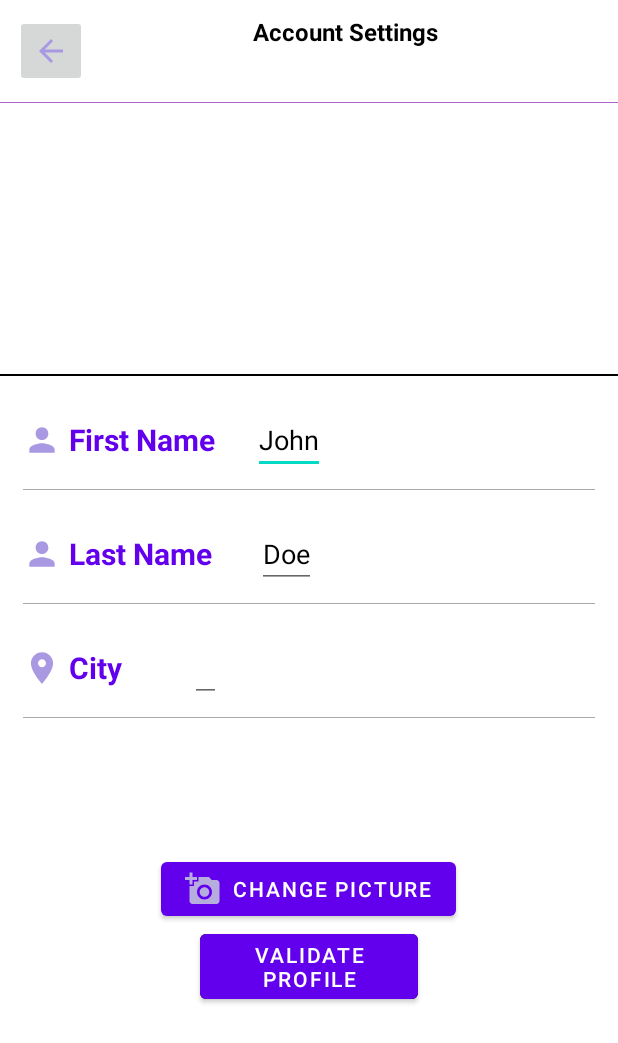
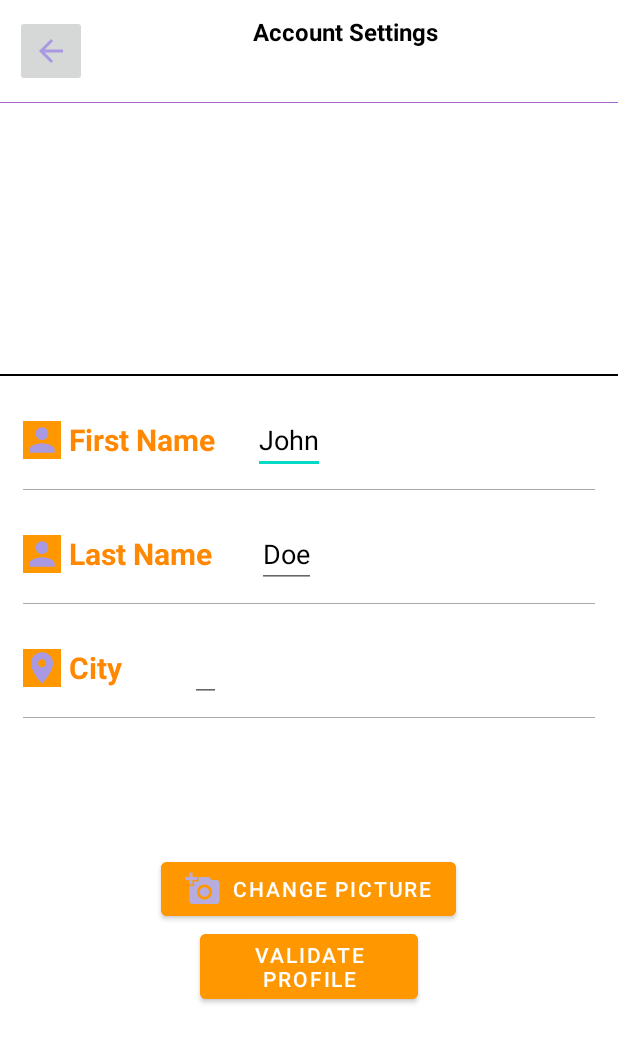
Before and after one commit to LorenzoBurgio/Sportic, an Android app: the EditProfile screen opened directly, with no data from a screen before it, on a phone screen of 412 x 824 dp. Shown: the top 1043 px of the screen. Run offline under Robolectric (Android 15) with nearby library versions, the phone set to English and light mode, and no system bars; our stand-ins replace Firebase (no records; nobody signed in at launch, a user with empty details on screens opened directly); pictures from the network do not load.

Commit message:
add color to button

```diff
--- a/Sportic/app/src/main/res/layout/activity_create.xml
+++ b/Sportic/app/src/main/res/layout/activity_create.xml
@@ -25,6 +25,7 @@
         android:layout_width="180dp"
         android:layout_height="48dp"
         android:layout_marginBottom="48dp"
+        android:backgroundTint="#FF9800"
         android:text="Create"
         app:layout_constraintBottom_toBottomOf="parent"
         app:layout_constraintEnd_toEndOf="parent"
--- a/Sportic/app/src/main/res/layout/activity_edit_profile.xml
+++ b/Sportic/app/src/main/res/layout/activity_edit_profile.xml
@@ -4,13 +4,14 @@
     xmlns:tools="http://schemas.android.com/tools"
     android:layout_width="match_parent"
     android:layout_height="match_parent"
+    android:backgroundTint="#FF9800"
     android:orientation="vertical"
     tools:context=".MainActivity">
 
     <include
         layout="@layout/toolbar"
-        android:layout_height="wrap_content"
-        android:layout_width="match_parent" />
+        android:layout_width="match_parent"
+        android:layout_height="wrap_content" />
 
     <LinearLayout
         android:layout_width="match_parent"
@@ -31,7 +32,7 @@
             android:layout_height="wrap_content"
             android:layout_marginTop="8dp"
             android:text="John Doe"
-            android:textColor="@color/purple_200"
+            android:textColor="@android:color/holo_orange_dark"
             android:textSize="20dp"
             android:textStyle="bold" />
 
@@ -56,14 +57,16 @@
         <ImageView
             android:layout_width="25dp"
             android:layout_height="25dp"
+            android:background="#FF9800"
             android:src="@drawable/ic_person" />
 
         <TextView
             android:layout_width="wrap_content"
             android:layout_height="wrap_content"
             android:layout_marginLeft="5dp"
+            android:backgroundTint="#FF9800"
             android:text="First Name"
-            android:textColor="@color/purple_500"
+            android:textColor="@android:color/holo_orange_dark"
             android:textSize="20dp"
             android:textStyle="bold" />
 
@@ -101,14 +104,16 @@
         <ImageView
             android:layout_width="25dp"
             android:layout_height="25dp"
+            android:background="#FF9800"
             android:src="@drawable/ic_person" />
 
         <TextView
             android:layout_width="wrap_content"
             android:layout_height="wrap_content"
             android:layout_marginLeft="5dp"
+            android:backgroundTint="#FF9800"
             android:text="Last Name"
-            android:textColor="@color/purple_500"
+            android:textColor="@android:color/holo_orange_dark"
             android:textSize="20dp"
             android:textStyle="bold" />
 
@@ -146,14 +151,16 @@
         <ImageView
             android:layout_width="25dp"
             android:layout_height="25dp"
+            android:background="#FF9800"
             android:src="@drawable/ic_location" />
 
         <TextView
             android:layout_width="wrap_content"
             android:layout_height="wrap_content"
             android:layout_marginLeft="5dp"
+            android:backgroundTint="#FF9800"
             android:text="City"
-            android:textColor="@color/purple_500"
+            android:textColor="@android:color/holo_orange_dark"
             android:textSize="20dp"
             android:textStyle="bold" />
 
@@ -179,30 +186,32 @@
         android:background="@android:color/darker_gray" />
 
     <LinearLayout
+        android:id="@+id/linearLayout"
         android:layout_width="match_parent"
         android:layout_height="wrap_content"
         android:layout_marginTop="90dp"
         android:gravity="center"
-        android:orientation="vertical"
-        android:id="@+id/linearLayout">
+        android:orientation="vertical">
 
 
         <Button
             android:id="@+id/open_camera"
             android:layout_width="wrap_content"
             android:layout_height="wrap_content"
+            android:backgroundTint="#FF9800"
             android:drawableLeft="@drawable/ic_photo_24"
             android:text="Change Picture"
             app:strokeColor="#FFB995E3"
             tools:layout_conversion_absoluteHeight="48dp"
-            tools:layout_editor_absoluteY="510dp"
+            tools:layout_conversion_absoluteWidth="215dp"
             tools:layout_editor_absoluteX="98dp"
-            tools:layout_conversion_absoluteWidth="215dp" />
+            tools:layout_editor_absoluteY="510dp" />
 
         <Button
             android:id="@+id/validateProfile"
             android:layout_width="145dp"
             android:layout_height="wrap_content"
+            android:backgroundTint="#FF9800"
             android:backgroundTintMode="screen"
             android:baselineAligned="false"
             android:text="Validate Profile"
--- a/Sportic/app/src/main/res/layout/activity_event.xml
+++ b/Sportic/app/src/main/res/layout/activity_event.xml
@@ -9,12 +9,16 @@
     <com.google.android.material.tabs.TabLayout
         android:id="@+id/EventTab"
         android:layout_width="match_parent"
-        android:layout_height="wrap_content">
+        android:layout_height="wrap_content"
+        app:tabIndicatorColor="#FF9800"
+        app:tabTextColor="#FF9800">
 
         <com.google.android.material.tabs.TabItem
             android:id="@+id/MyEvent"
             android:layout_width="wrap_content"
             android:layout_height="wrap_content"
+            android:background="#FF9800"
+            android:backgroundTint="#FF9800"
             android:text="My Event" />
 
         <com.google.android.material.tabs.TabItem
--- a/Sportic/app/src/main/res/layout/activity_event_page.xml
+++ b/Sportic/app/src/main/res/layout/activity_event_page.xml
@@ -109,6 +109,7 @@
         android:id="@+id/EventJoin"
         android:layout_width="127dp"
         android:layout_height="48dp"
+        android:backgroundTint="#FF9800"
         android:text="Join Event"
         app:layout_constraintBottom_toBottomOf="parent"
         app:layout_constraintEnd_toEndOf="parent"
@@ -122,6 +123,7 @@
         android:id="@+id/EventChat"
         android:layout_width="wrap_content"
         android:layout_height="wrap_content"
+        android:backgroundTint="#FF9800"
         android:text="Chat"
         app:layout_constraintBottom_toBottomOf="parent"
         app:layout_constraintEnd_toEndOf="parent"
--- a/Sportic/app/src/main/res/layout/activity_friend_chat.xml
+++ b/Sportic/app/src/main/res/layout/activity_friend_chat.xml
@@ -56,8 +56,10 @@
 
             <Button
                 android:id="@+id/friend_send_message_button"
-                android:layout_width="50dp"
+                android:layout_width="109dp"
                 android:layout_height="wrap_content"
+                android:backgroundTint="#FF9800"
+                android:text="send"
                 tools:ignore="SpeakableTextPresentCheck" />
 
         </LinearLayout>
--- a/Sportic/app/src/main/res/layout/activity_friends.xml
+++ b/Sportic/app/src/main/res/layout/activity_friends.xml
@@ -9,7 +9,9 @@
     <com.google.android.material.tabs.TabLayout
         android:id="@+id/FriendsTab"
         android:layout_width="match_parent"
-        android:layout_height="wrap_content">
+        android:layout_height="wrap_content"
+        app:tabIndicatorColor="#FF9800"
+        app:tabTextColor="#FF9800">
 
         <com.google.android.material.tabs.TabItem
             android:id="@+id/MyEvent"
--- a/Sportic/app/src/main/res/layout/activity_search.xml
+++ b/Sportic/app/src/main/res/layout/activity_search.xml
@@ -10,6 +10,7 @@
         android:id="@+id/ViewEvent"
         android:layout_width="183dp"
         android:layout_height="48dp"
+        android:backgroundTint="#FF9800"
         android:text="See Event"
         app:layout_constraintBottom_toBottomOf="parent"
         app:layout_constraintEnd_toEndOf="parent"
--- a/Sportic/app/src/main/res/layout/fragment_event.xml
+++ b/Sportic/app/src/main/res/layout/fragment_event.xml
@@ -26,6 +26,7 @@
             android:layout_width="wrap_content"
             android:layout_height="wrap_content"
             android:layout_weight="1"
+            android:backgroundTint="#FF9800"
             android:text="Search" />
     </LinearLayout>
 
--- a/Sportic/app/src/main/res/layout/fragment_search_friends.xml
+++ b/Sportic/app/src/main/res/layout/fragment_search_friends.xml
@@ -26,6 +26,7 @@
             android:layout_width="wrap_content"
             android:layout_height="wrap_content"
             android:layout_weight="1"
+            android:backgroundTint="#FF9800"
             android:text="Search" />
     </LinearLayout>
 
```
Also changed, not shown: Sportic/app/src/main/res/layout/activity_chat.xml (+10 -8 lines), Sportic/app/src/main/res/layout/activity_friend_page.xml (+14 -5 lines).
